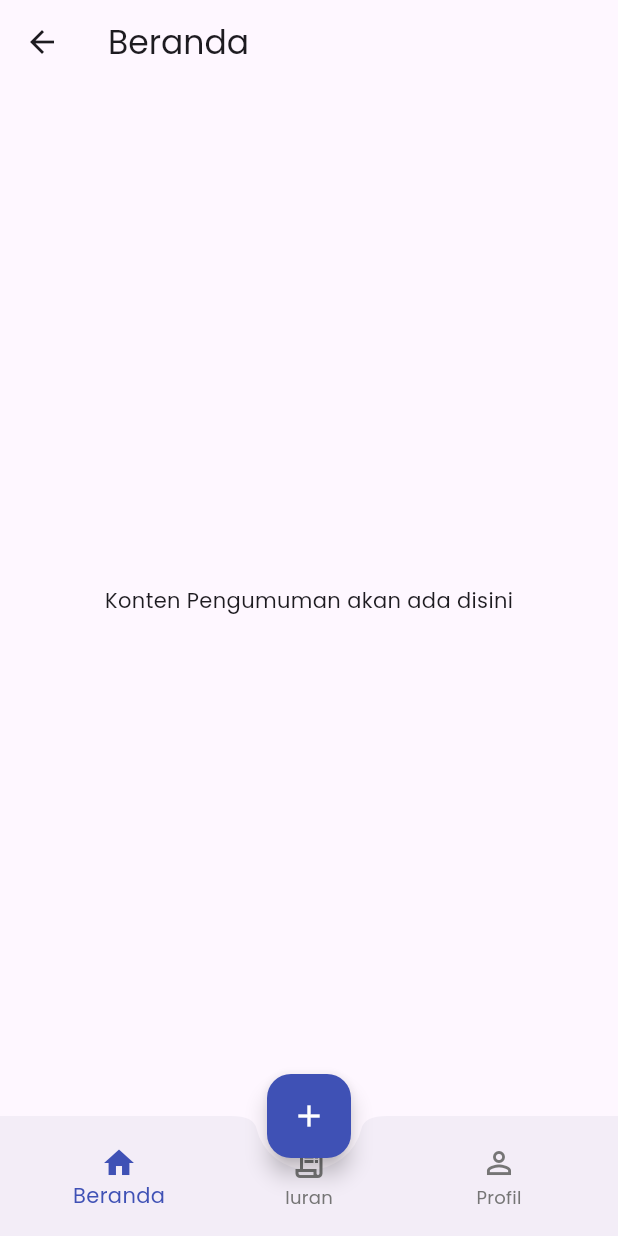
After one commit to mhmmdfrhnamn/SmartKomplek, a Flutter app: the MainScreen screen opened directly, on a phone screen of 412 x 824 dp. The commit adds this screen. Run offline on Flutter 3.47's test engine with Material 3 defaults, Android fonts, the phone set to English and light mode, and no system bars; our stand-ins replace google_fonts.

Commit message:
Mengaktifkan tab Beranda di MainScreen dan menambahkan tampilan awal BerandaTab

```diff
--- a/lib/presentation/home/screens/main_screen.dart
+++ b/lib/presentation/home/screens/main_screen.dart
@@ -1,5 +1,5 @@
 import 'package:flutter/material.dart';
-// import 'package:smart_komplek/presentation/home/tabs/beranda_tab.dart';
+import 'package:smart_komplek/presentation/home/tabs/beranda_tab.dart';
 // import 'package:smart_komplek/presentation/home/tabs/iuran_tab.dart';
 // import 'package:smart_komplek/presentation/home/tabs/profil_tab.dart';
 
@@ -15,7 +15,7 @@ class _MainScreenState extends State<MainScreen> {
   int _selectedIndex = 0;
 
   final List<Widget> _pages = [
-    // const BerandaTab(),
+    const BerandaTab(),
     // const IuranTab(),
     // const ProfilTab(),
   ];
--- /dev/null
+++ b/lib/presentation/home/tabs/beranda_tab.dart
@@ -0,0 +1,13 @@
+import 'package:flutter/material.dart';
+
+class BerandaTab extends StatelessWidget {
+  const BerandaTab({super.key});
+
+  @override
+  Widget build(BuildContext context) {
+    return Scaffold(
+      appBar: AppBar(title: const Text("Beranda")),
+      body: const Center(child: Text("Konten Pengumuman akan ada disini")),
+    );
+  }
+}
```
